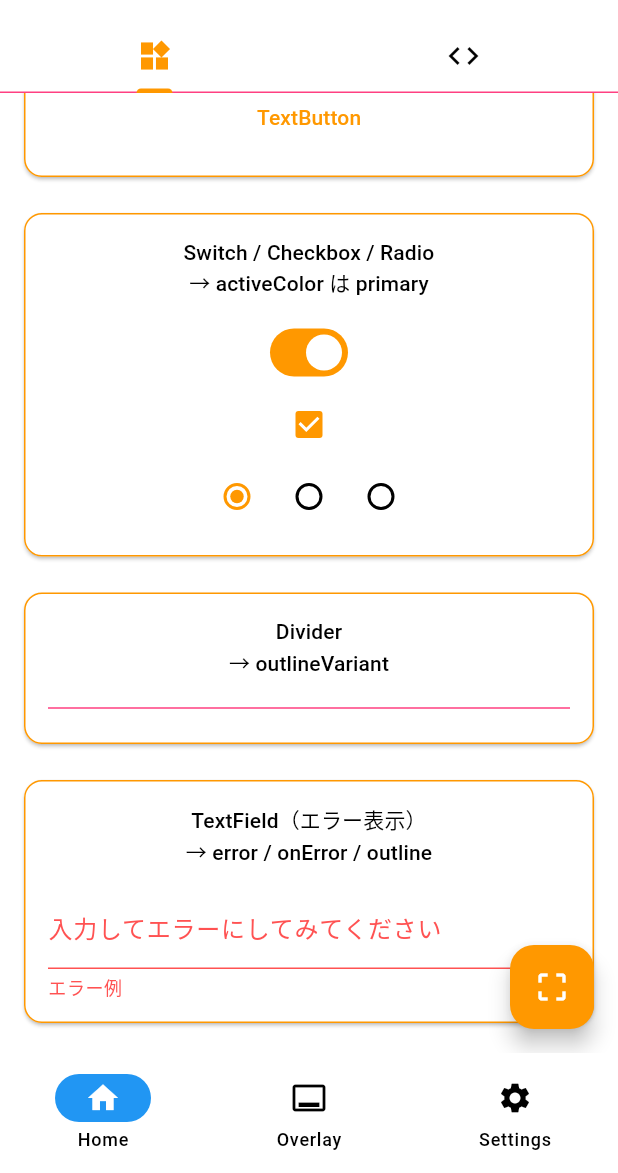
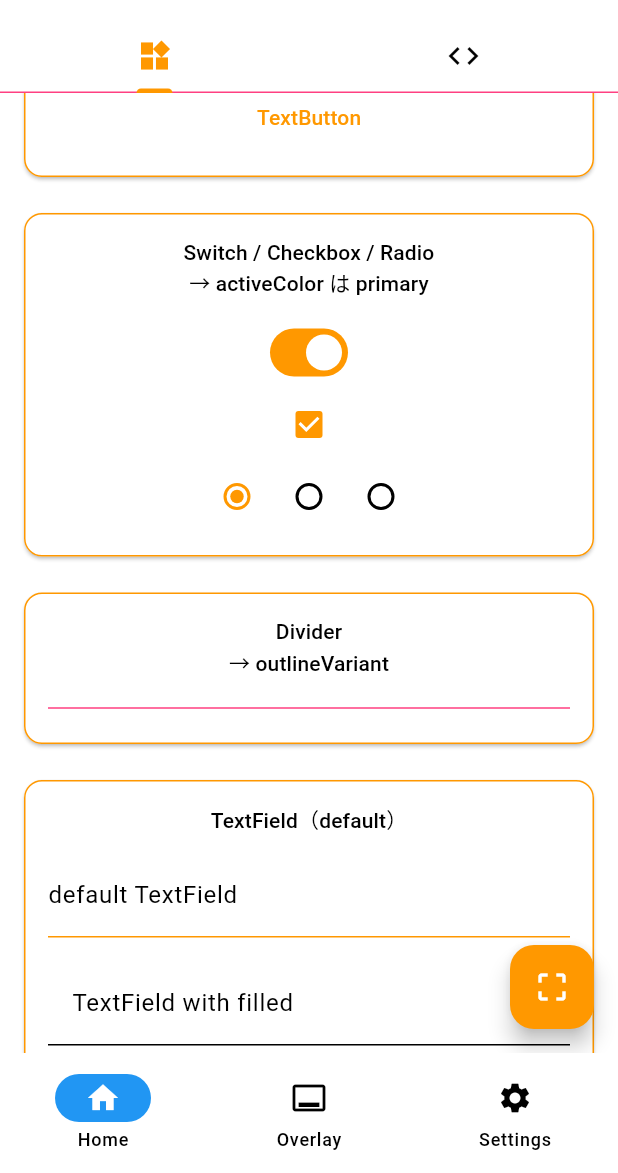
Before and after one commit to go5go69/flutter-color-scheme-sample, a Flutter app: the screen it shows after launch, scrolled down 576 dp, on a phone screen of 412 x 824 dp, the part 63-1236 px from its top. Run offline on Flutter 3.47's test engine with Material 3 defaults, Android fonts, the phone set to English and light mode, and no system bars; our stand-ins replace flutter_colorpicker, flutter_riverpod.

Commit message:
widget_tab: textFieldの種類を追加

```diff
--- a/lib/presentation/tab_content/widget_tab.dart
+++ b/lib/presentation/tab_content/widget_tab.dart
@@ -82,13 +82,40 @@ class _WidgetTabState extends State<WidgetTab> {
             child: const Divider(),
           ),
           Section(
-            title: 'TextField（エラー表示）\n→ error / onError / outline',
-            child: TextField(
-              controller: _tf,
-              decoration: const InputDecoration(
-                labelText: '入力してエラーにしてみてください',
-                errorText: 'エラー例',
-              ),
+            title: 'TextField（default）',
+            child: Column(
+              children: [
+                TextField(
+                  controller: _tf,
+                  decoration: const InputDecoration(
+                    labelText: 'default TextField',
+                  ),
+                ),
+                const SizedBox(height: 16),
+                TextField(
+                  controller: _tf,
+                  decoration: const InputDecoration(
+                    labelText: 'TextField with filled',
+                    filled: true,
+                  ),
+                ),
+                const SizedBox(height: 16),
+                TextField(
+                  controller: _tf,
+                  decoration: const InputDecoration(
+                    labelText: 'TextField with outline',
+                    border: OutlineInputBorder(),
+                  ),
+                ),
+                const SizedBox(height: 16),
+                TextField(
+                  controller: _tf,
+                  decoration: const InputDecoration(
+                    labelText: 'TextField with error',
+                    errorText: 'This is an error',
+                  ),
+                ),
+              ],
             ),
           ),
           Section(
```
